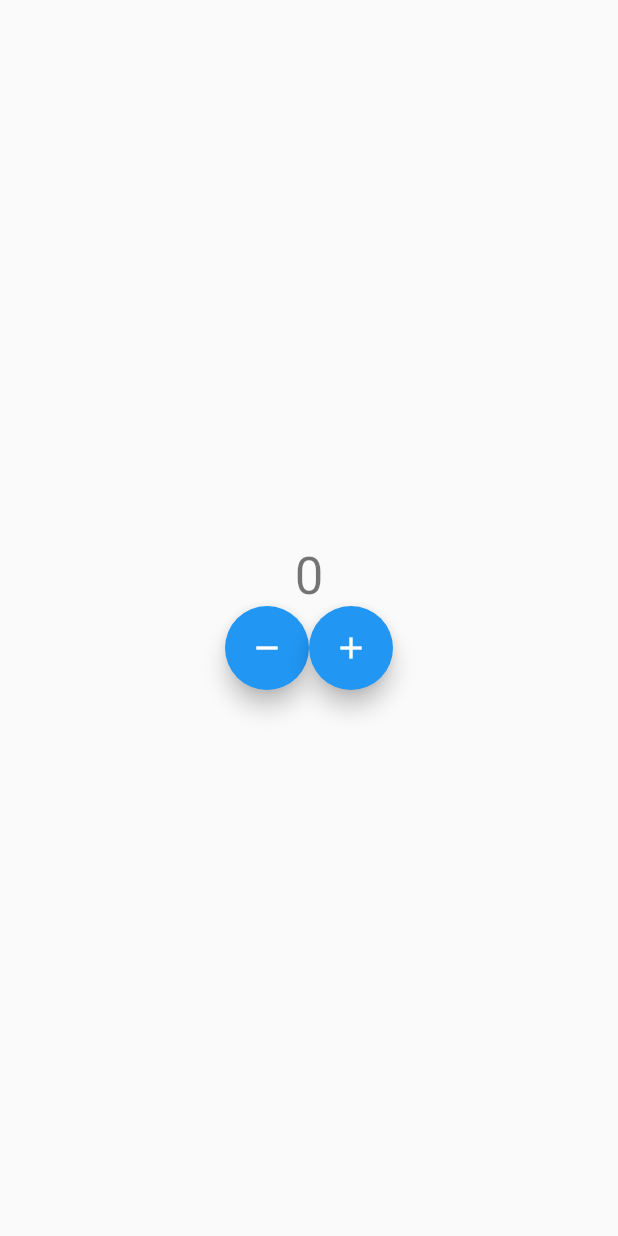
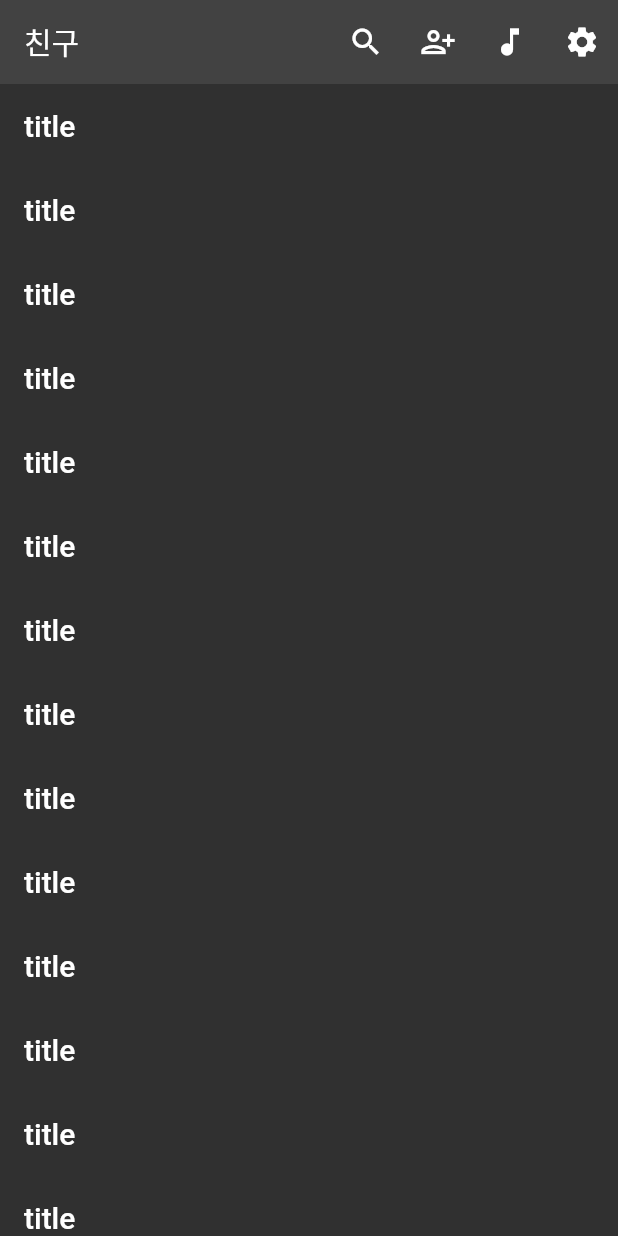
Before and after one commit to dabuzida/mimicKakaotalk, a Flutter app: the screen it shows after launch, on a phone screen of 412 x 824 dp. Run offline on Flutter 3.47's test engine with Material 2 defaults, Android fonts, the phone set to English and light mode, and no system bars.

Commit message:
start kakaotalk

```diff
--- a/lib/defaultCounterApp.dart
+++ b/lib/defaultCounterApp.dart
@@ -1,6 +1,13 @@
 import 'package:flutter/material.dart';
+import 'package:flutter/rendering.dart';
 
 void main() {
+  showLayoutGuidelines();
+  runApp(const MyApp());
+}
+
+void main() {
+  showLayoutGuidelines();
   runApp(const MyApp());
 }
 
--- a/lib/main.dart
+++ b/lib/main.dart
@@ -6,71 +6,169 @@ void showLayoutGuidelines() {
 }
 
 void main() {
-  showLayoutGuidelines();
-  runApp(const MyApp());
+  // showLayoutGuidelines();
+  runApp(const KakaoTalk());
 }
 
-class MyApp extends StatelessWidget {
-  const MyApp({Key? key}) : super(key: key);
+class KakaoTalk extends StatefulWidget {
+  const KakaoTalk({Key? key}) : super(key: key);
+  @override
+  State<KakaoTalk> createState() => _KakaoTalkState();
+}
+
+class _KakaoTalkState extends State<KakaoTalk> {
   @override
   Widget build(BuildContext context) {
-    return const MaterialApp(
-      home: MyHomePage(),
-    );
-  }
-}
-
-class MyHomePage extends StatefulWidget {
-  const MyHomePage({Key? key}) : super(key: key);
-  @override
-  State<MyHomePage> createState() => _MyHomePageState();
-}
-
-class _MyHomePageState extends State<MyHomePage> {
-  int _counter = 0;
-  @override
-  Widget build(BuildContext context) {
-    return Scaffold(
-      body: Center(
-        child: Column(
-          mainAxisAlignment: MainAxisAlignment.center,
-          children: <Widget>[
-            Text(
-              '$_counter',
-              style: Theme.of(context).textTheme.headline4,
+    return MaterialApp(
+      debugShowCheckedModeBanner: false,
+      title: 'KakaoTalk',
+      theme: ThemeData(
+        brightness: Brightness.dark,
+        primaryColor: Color(0xFF000000),
+      ),
+      home: Scaffold(
+        appBar: AppBar(
+          title: Text('친구'),
+          elevation: 0,
+          actions: <Widget>[
+            IconButton(onPressed: () {}, icon: Icon(Icons.search)),
+            IconButton(onPressed: () {}, icon: Icon(Icons.person_add_alt_1_outlined)),
+            IconButton(onPressed: () {}, icon: Icon(Icons.music_note)),
+            IconButton(onPressed: () {}, icon: Icon(Icons.settings)),
+          ],
+        ),
+        body: ListView(
+          // https://docs.flutter.dev/development/ui/layout#listview
+          children: [
+            ListTile(
+              title: Text('title',
+                  style: const TextStyle(
+                    fontWeight: FontWeight.w500,
+                    fontSize: 20,
+                  )),
             ),
-            Row(
-              mainAxisAlignment: MainAxisAlignment.center,
-              children: <Widget>[
-                FloatingActionButton(
-                  onPressed: () => setState(
-                    () {
-                      _counter--;
-                    },
-                  ),
-                  child: const Icon(Icons.remove),
-                ),
-                FloatingActionButton(
-                  onPressed: () => setState(
-                    () {
-                      _counter++;
-                    },
-                  ),
-                  child: const Icon(Icons.add),
-                )
-              ],
+            ListTile(
+              title: Text('title',
+                  style: const TextStyle(
+                    fontWeight: FontWeight.w500,
+                    fontSize: 20,
+                  )),
+            ),
+            ListTile(
+              title: Text('title',
+                  style: const TextStyle(
+                    fontWeight: FontWeight.w500,
+                    fontSize: 20,
+                  )),
+            ),
+            ListTile(
+              title: Text('title',
+                  style: const TextStyle(
+                    fontWeight: FontWeight.w500,
+                    fontSize: 20,
+                  )),
+            ),
+            ListTile(
+              title: Text('title',
+                  style: const TextStyle(
+                    fontWeight: FontWeight.w500,
+                    fontSize: 20,
+                  )),
+            ),
+            ListTile(
+              title: Text('title',
+                  style: const TextStyle(
+                    fontWeight: FontWeight.w500,
+                    fontSize: 20,
+                  )),
+            ),
+            ListTile(
+              title: Text('title',
+                  style: const TextStyle(
+                    fontWeight: FontWeight.w500,
+                    fontSize: 20,
+                  )),
+            ),
+            ListTile(
+              title: Text('title',
+                  style: const TextStyle(
+                    fontWeight: FontWeight.w500,
+                    fontSize: 20,
+                  )),
+            ),
+            ListTile(
+              title: Text('title',
+                  style: const TextStyle(
+                    fontWeight: FontWeight.w500,
+                    fontSize: 20,
+                  )),
+            ),
+            ListTile(
+              title: Text('title',
+                  style: const TextStyle(
+                    fontWeight: FontWeight.w500,
+                    fontSize: 20,
+                  )),
+            ),
+            ListTile(
+              title: Text('title',
+                  style: const TextStyle(
+                    fontWeight: FontWeight.w500,
+                    fontSize: 20,
+                  )),
+            ),
+            ListTile(
+              title: Text('title',
+                  style: const TextStyle(
+                    fontWeight: FontWeight.w500,
+                    fontSize: 20,
+                  )),
+            ),
+            ListTile(
+              title: Text('title',
+                  style: const TextStyle(
+                    fontWeight: FontWeight.w500,
+                    fontSize: 20,
+                  )),
+            ),
+            ListTile(
+              title: Text('title',
+                  style: const TextStyle(
+                    fontWeight: FontWeight.w500,
+                    fontSize: 20,
+                  )),
+            ),
+            ListTile(
+              title: Text('title',
+                  style: const TextStyle(
+                    fontWeight: FontWeight.w500,
+                    fontSize: 20,
+                  )),
+            ),
+            ListTile(
+              title: Text('title',
+                  style: const TextStyle(
+                    fontWeight: FontWeight.w500,
+                    fontSize: 20,
+                  )),
+            ),
+            ListTile(
+              title: Text('title',
+                  style: const TextStyle(
+                    fontWeight: FontWeight.w500,
+                    fontSize: 20,
+                  )),
+            ),
+            ListTile(
+              title: Text('title',
+                  style: const TextStyle(
+                    fontWeight: FontWeight.w500,
+                    fontSize: 20,
+                  )),
             ),
           ],
         ),
       ),
-
-      // floatingActionButton: FloatingActionButton(
-      //   onPressed: () => setState(() {
-      //     _counter++;
-      //     print(_counter);
-      //   }),
-      //   child: const Icon(Icons.add),
-      // ),
     );
   }
 }
```
Also changed, not shown: 1 other file.
